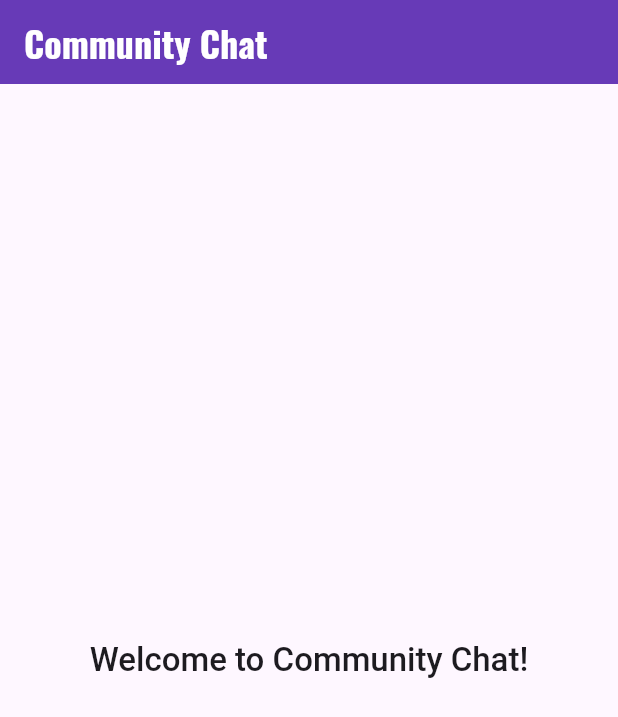
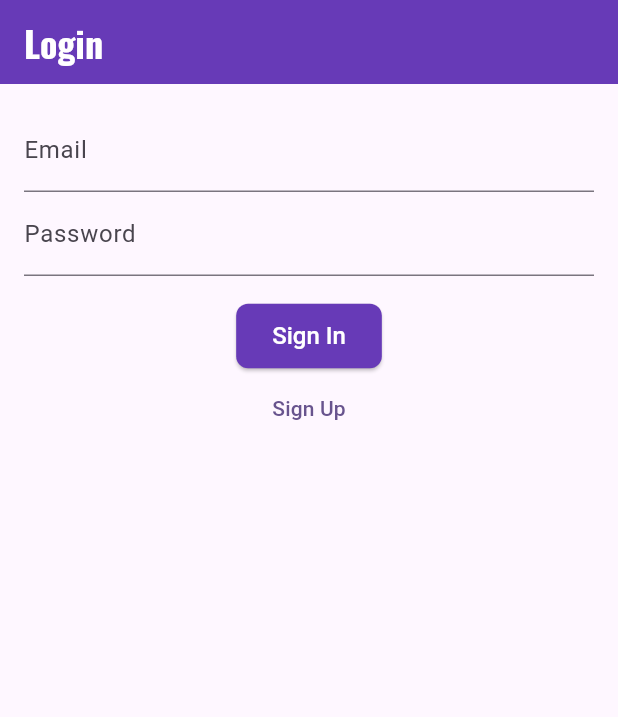
Before and after one commit to it-yudharta/community-chat, a Flutter app: the screen it shows after launch, on a phone screen of 412 x 824 dp. Shown: the top 717 px of the screen. Run offline on Flutter 3.47's test engine with Material 3 defaults, Android fonts, the phone set to English and light mode, and no system bars; our stand-ins replace flutter_riverpod, go_router, google_fonts, supabase_flutter; accounts and stored records are empty.

Commit message:
setting GoRouter

```diff
--- /dev/null
+++ b/lib/core/router.dart
@@ -0,0 +1,23 @@
+import 'package:flutter/material.dart';
+import 'package:go_router/go_router.dart';
+
+import '../features/auth/login_screen.dart';
+import '../features/auth/splash_screen.dart';
+import '../features/home/home_screen.dart';
+
+final router = GoRouter(
+  routes: [
+    GoRoute(
+      path: '/',
+      builder: (context, state) => const SplashScreen(),
+    ),
+    GoRoute(
+      path: '/login',
+      builder: (context, state) => const LoginScreen(),
+    ),
+    GoRoute(
+      path: '/home',
+      builder: (context, state) => const HomeScreen(),
+    ),
+  ],
+);
--- /dev/null
+++ b/lib/features/auth/login_screen.dart
@@ -0,0 +1,79 @@
+import 'package:flutter/material.dart';
+import 'package:flutter_riverpod/flutter_riverpod.dart';
+
+import '../../core/auth_providers.dart';
+
+class LoginScreen extends ConsumerStatefulWidget {
+  const LoginScreen({super.key});
+
+  @override
+  ConsumerState<LoginScreen> createState() => _LoginScreenState();
+}
+
+class _LoginScreenState extends ConsumerState<LoginScreen> {
+  final _emailController = TextEditingController();
+  final _passwordController = TextEditingController();
+
+  @override
+  void dispose() {
+    _emailController.dispose();
+    _passwordController.dispose();
+    super.dispose();
+  }
+
+  @override
+  Widget build(BuildContext context) {
+    return Scaffold(
+      appBar: AppBar(
+        title: const Text('Login'),
+      ),
+      body: Padding(
+        padding: const EdgeInsets.all(16.0),
+        child: Column(
+          children: [
+            TextField(
+              controller: _emailController,
+              decoration: const InputDecoration(labelText: 'Email'),
+            ),
+            TextField(
+              controller: _passwordController,
+              decoration: const InputDecoration(labelText: 'Password'),
+              obscureText: true,
+            ),
+            const SizedBox(height: 16),
+            ElevatedButton(
+              onPressed: () async {
+                try {
+                  await ref.read(authRepositoryProvider).signInWithEmailAndPassword(
+                        _emailController.text,
+                        _passwordController.text,
+                      );
+                } catch (e) {
+                  ScaffoldMessenger.of(context).showSnackBar(
+                    SnackBar(content: Text(e.toString())),
+                  );
+                }
+              },
+              child: const Text('Sign In'),
+            ),
+            TextButton(
+              onPressed: () async {
+                try {
+                  await ref.read(authRepositoryProvider).signUpWithEmailAndPassword(
+                        _emailController.text,
+                        _passwordController.text,
+                      );
+                } catch (e) {
+                  ScaffoldMessenger.of(context).showSnackBar(
+                    SnackBar(content: Text(e.toString())),
+                  );
+                }
+              },
+              child: const Text('Sign Up'),
+            ),
+          ],
+        ),
+      ),
+    );
+  }
+}
--- a/lib/main.dart
+++ b/lib/main.dart
@@ -3,10 +3,12 @@ import 'package:flutter_riverpod/flutter_riverpod.dart';
 import 'package:google_fonts/google_fonts.dart';
 import 'package:supabase_flutter/supabase_flutter.dart';
 
+import 'core/router.dart';
+
 Future<void> main() async {
   WidgetsFlutterBinding.ensureInitialized();
 
-  // TODO: Replace with your Supabase project details
+  // Initialize Supabase
   await Supabase.initialize(
     url: 'https://rtvsarndjrceielbolcd.supabase.co',
     anonKey:
@@ -90,29 +92,12 @@ class MyApp extends StatelessWidget {
       ),
     );
 
-    return MaterialApp(
+    return MaterialApp.router(
       title: 'Community Chat',
       theme: lightTheme,
       darkTheme: darkTheme,
-      themeMode: ThemeMode.system, // Or make this dynamic with a provider
-      home: const MyHomePage(),
+      themeMode: ThemeMode.system,
+      routerConfig: router,
     );
   }
 }
-
-class MyHomePage extends StatelessWidget {
-  const MyHomePage({super.key});
-
-  @override
-  Widget build(BuildContext context) {
-    return Scaffold(
-      appBar: AppBar(title: const Text('Community Chat')),
-      body: Center(
-        child: Text(
-          'Welcome to Community Chat!',
-          style: Theme.of(context).textTheme.titleLarge,
-        ),
-      ),
-    );
-  }
-}
```
Also changed, not shown: lib/features/auth/splash_screen.dart (added, +26 -0 lines), lib/features/home/home_screen.dart (added, +17 -0 lines).
